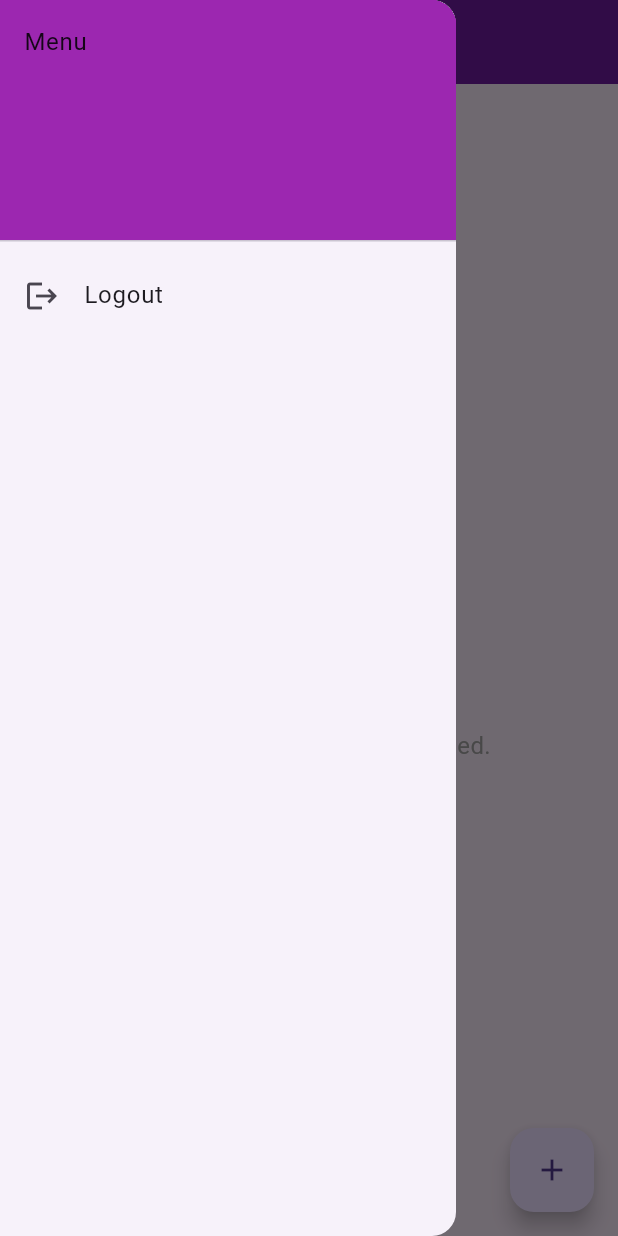
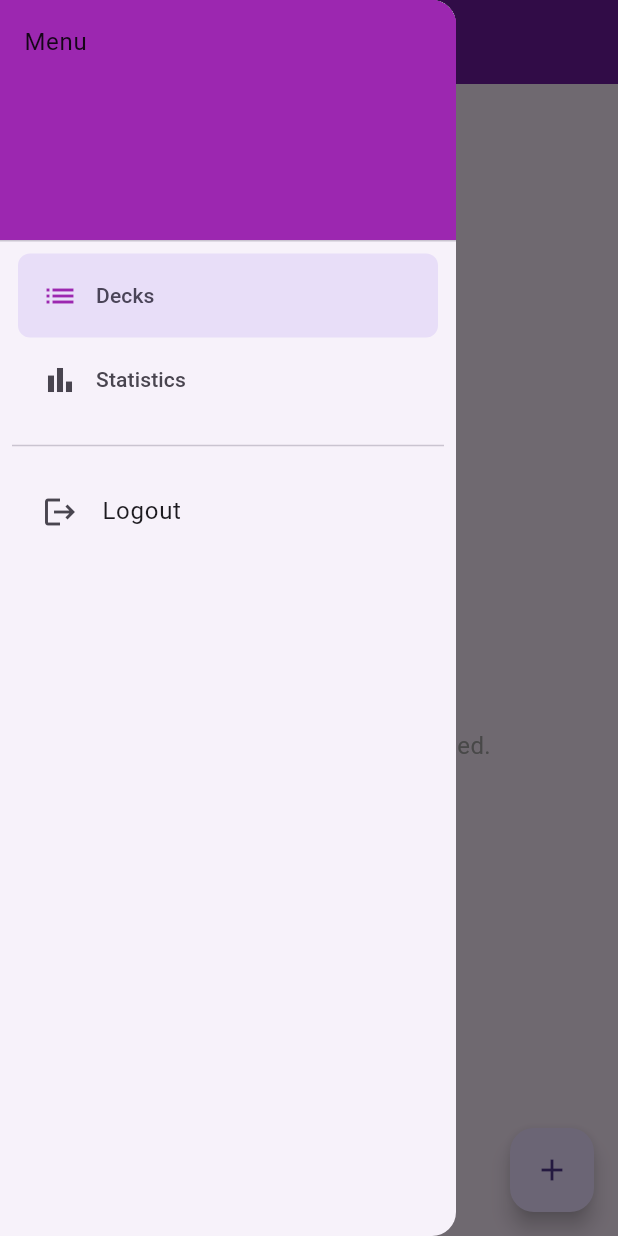
Before and after one commit to mikolajkarbowski/Flutter-app, a Flutter app: the screen it shows once a user with an empty profile is signed in, with the side drawer open, on a phone screen of 412 x 824 dp. Run offline on Flutter 3.47's test engine with Material 3 defaults, Android fonts, the phone set to English and light mode, and no system bars; our stand-ins replace cloud_firestore, equatable, firebase_auth, firebase_core, fl_chart, flutter_bloc and 2 more; accounts and stored records are empty.

Commit message:
feat: Implement user study session tracking and progress visualization
- Added functionality to monitor and save user study sessions in Firebase.
- Created a new page to display user progress with charts using fl_chart.
- Currently implemented chart showing time spent studying, with selectable time intervals (month, 3 months, year).
- Replaced standard drawer with a navigation drawer for improved user experience.

```diff
--- a/lib/features/home/data/flashcards_data_source.dart
+++ b/lib/features/home/data/flashcards_data_source.dart
@@ -64,7 +64,7 @@ class FlashcardsDataSource {
             res.docs.map((doc) => doc.data()).toList();
         return await compute(_parseFlashcards, rawData);
       } catch (e) {
-        throw Exception('Failed to load flashcards: $e');
+        throw 'Failed to load flashcards: $e';
       }
     }
   }
--- a/lib/features/home/pages/home_page.dart
+++ b/lib/features/home/pages/home_page.dart
@@ -2,11 +2,10 @@ import 'package:flutter/material.dart';
 import 'package:flutter_bloc/flutter_bloc.dart';
 import 'package:go_router/go_router.dart';
 import 'package:memo_deck/core/service_locator.dart';
-import 'package:memo_deck/core/theme/app_theme.dart';
-import 'package:memo_deck/features/authentication/data/auth_service.dart';
 import 'package:memo_deck/features/home/bloc/deck_management_cubit.dart';
 import 'package:memo_deck/features/home/data/flashcards_data_source.dart';
 import 'package:memo_deck/shared/models/deck_entry.dart';
+import 'package:memo_deck/shared/utilities/app_drawer.dart';
 import 'package:memo_deck/shared/utilities/snack_bar_utils.dart';
 import 'package:memo_deck/shared/widgets/loading_screen.dart';
 
@@ -40,6 +39,7 @@ class HomePage extends StatelessWidget {
             appBar: AppBar(
               title: const Text('HomePage'),
             ),
+            drawer: AppDrawer(),
             floatingActionButton: FloatingActionButton(
               onPressed: () async {
                 final newDeckName = await showDialog<String>(
@@ -68,25 +68,6 @@ class HomePage extends StatelessWidget {
                     message: "Loading Decks...",
                   );
                 }),
-            drawer: Drawer(
-                child: ListView(
-              children: [
-                DrawerHeader(
-                  decoration: BoxDecoration(
-                    color: AppTheme.accentColor,
-                  ),
-                  child: Text('Menu'),
-                ),
-                ListTile(
-                  leading: Icon(Icons.logout),
-                  title: Text('Logout'),
-                  onTap: () {
-                    serviceLocator<AuthService>().signOut();
-                    context.goNamed('SplashPage');
-                  },
-                )
-              ],
-            )),
           ),
         );
       }),
--- a/lib/main.dart
+++ b/lib/main.dart
@@ -3,12 +3,15 @@ import 'package:firebase_core/firebase_core.dart';
 import 'package:flutter/material.dart';
 import 'package:go_router/go_router.dart';
 import 'package:memo_deck/core/theme/app_theme.dart';
+import 'package:memo_deck/features/activity_tracker/pages/statistics_page.dart';
 import 'package:memo_deck/features/manage_flashcard/pages/manage_flashcard_page.dart';
 import 'package:memo_deck/features/authentication/pages/splash_page.dart';
 import 'package:memo_deck/features/authentication/firebase/firebase_options.dart';
 import 'package:memo_deck/core/service_locator.dart';
 import 'package:memo_deck/features/quiz/pages/quiz_page.dart';
 import 'package:memo_deck/shared/models/flashcard.dart';
+import 'package:memo_deck/shared/utilities/app_drawer.dart';
+import 'package:provider/provider.dart';
 import 'features/authentication/pages/sign_in_page.dart';
 import 'features/authentication/pages/sign_up_page.dart';
 import 'features/home/pages/home_page.dart';
@@ -20,9 +23,8 @@ Future<void> main() async {
   );
   FirebaseFirestore.instance.settings = const Settings(
     persistenceEnabled: true,
-    cacheSizeBytes: Settings.CACHE_SIZE_UNLIMITED,
+    cacheSizeBytes: 20000000,
   );
-  await FirebaseFirestore.instance.enableNetwork();
   await initializeDependencies();
   runApp(MyApp());
 }
@@ -32,9 +34,12 @@ class MyApp extends StatelessWidget {
 
   @override
   Widget build(BuildContext context) {
-    return MaterialApp.router(
-      theme: AppTheme.appTheme,
-      routerConfig: _router,
+    return ChangeNotifierProvider(
+      create: (context) => NavigationState(),
+      child: MaterialApp.router(
+        theme: AppTheme.appTheme,
+        routerConfig: _router,
+      ),
     );
   }
 }
@@ -83,6 +88,13 @@ final GoRouter _router = GoRouter(
             selectedDeckId: deckEntryId,
             selectedFlashcard: flashcard,
           );
-        })
+        }),
+    GoRoute(
+      path: '/statistic',
+      name: 'StatisticsPage',
+      builder: (context, state) {
+        return StatisticsPage();
+      },
+    )
   ],
 );
--- /dev/null
+++ b/lib/shared/utilities/app_drawer.dart
@@ -0,0 +1,78 @@
+import 'package:flutter/material.dart';
+import 'package:flutter_bloc/flutter_bloc.dart';
+import 'package:go_router/go_router.dart';
+
+import '../../core/service_locator.dart';
+import '../../core/theme/app_theme.dart';
+import '../../features/authentication/data/auth_service.dart';
+
+class AppDrawer extends StatelessWidget {
+  AppDrawer({super.key});
+
+  final List<String> _routes = ['HomePage', 'StatisticsPage'];
+
+  @override
+  Widget build(BuildContext context) {
+    return NavigationDrawer(
+      selectedIndex: context.watch<NavigationState>().selectedIndex,
+      indicatorShape: RoundedRectangleBorder(
+        borderRadius: BorderRadius.circular(8),
+      ),
+      onDestinationSelected: (index) {
+        context.read<NavigationState>().updateIndex(index);
+        context.pop();
+        context.goNamed(_routes[index]);
+      },
+      children: [
+        DrawerHeader(
+          decoration: BoxDecoration(
+            color: AppTheme.accentColor,
+          ),
+          child: Text('Menu'),
+        ),
+        NavigationDrawerDestination(
+            icon: Icon(Icons.list),
+            selectedIcon: Icon(
+              Icons.list,
+              color: AppTheme.accentColor,
+            ),
+            label: Text('Decks')),
+        NavigationDrawerDestination(
+          icon: Icon(Icons.bar_chart),
+          selectedIcon: Icon(
+            Icons.bar_chart,
+            color: AppTheme.accentColor,
+          ),
+          label: Text('Statistics'),
+        ),
+        Padding(
+          padding: const EdgeInsets.all(8.0),
+          child: Divider(),
+        ),
+        Padding(
+          padding: const EdgeInsets.symmetric(horizontal: 12),
+          child: ListTile(
+            shape: RoundedRectangleBorder(
+              borderRadius: BorderRadius.circular(8),
+            ),
+            leading: Icon(Icons.logout),
+            title: Text('Logout'),
+            onTap: () {
+              serviceLocator<AuthService>().signOut();
+              context.goNamed('SplashPage');
+            },
+          ),
+        ),
+      ],
+    );
+  }
+}
+
+class NavigationState extends ChangeNotifier {
+  int _selectedIndex = 0;
+  int get selectedIndex => _selectedIndex;
+  void updateIndex(int index) {
+    _selectedIndex = index;
+    notifyListeners();
+  }
+}
--- a/pubspec.yaml
+++ b/pubspec.yaml
@@ -38,6 +38,7 @@ dependencies:
   build_runner: ^2.4.14
   uuid: ^4.5.1
   json_annotation: 4.9.0
+  fl_chart: ^0.70.2
 
   # The following adds the Cupertino Icons font to your application.
   # Use with the CupertinoIcons class for iOS style icons.
```
Also changed, not shown: lib/core/service_locator.dart (+8 -0 lines), lib/features/activity_tracker/bloc/repetitions_chart_cubit.dart (added, +105 -0 lines), lib/features/activity_tracker/data/activity_history_data_source.dart (added, +43 -0 lines), lib/features/activity_tracker/logic/study_session_manager.dart (added, +40 -0 lines), lib/features/activity_tracker/pages/statistics_page.dart (added, +25 -0 lines), lib/features/activity_tracker/widgets/chart_error_screen.dart (added, +32 -0 lines), lib/features/activity_tracker/widgets/reviews.dart (added, +158 -0 lines), lib/features/home/widgets/deck_entry_tile.dart (+6 -2 lines), lib/features/quiz/pages/quiz_page.dart (+6 -2 lines), lib/shared/models/study_session.dart (added, +51 -0 lines), lib/shared/models/study_session.g.dart (added), pubspec.lock.
